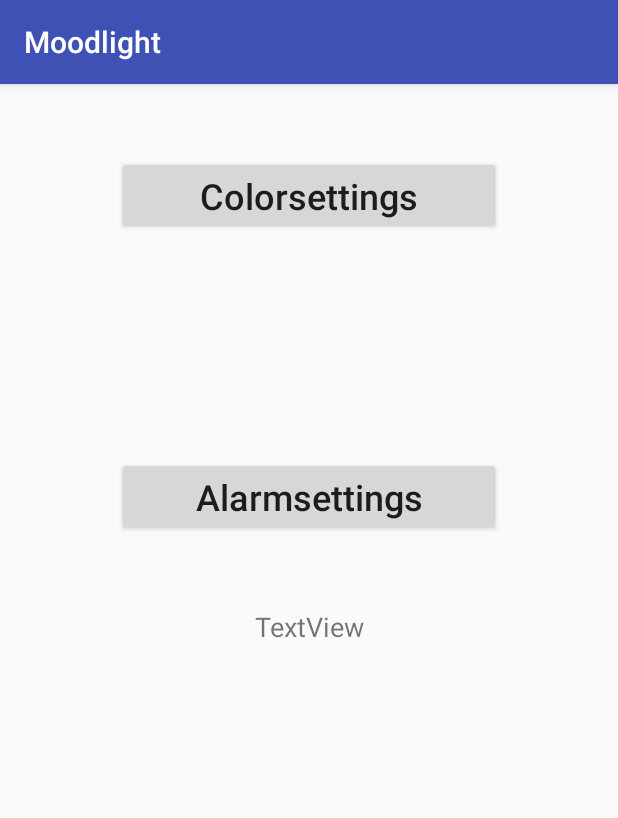
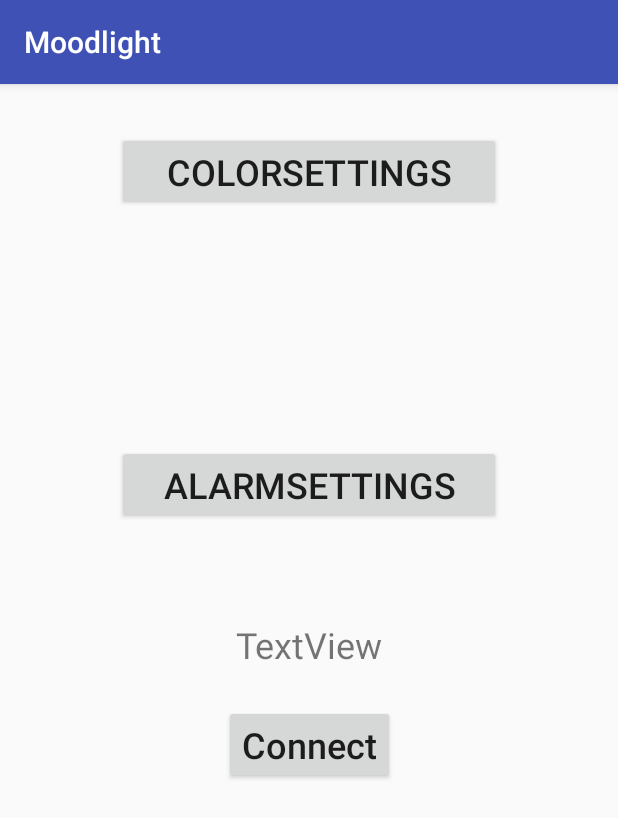
Before and after one commit to spectre3141/ETP2, an Android app: the screen it shows after launch (MainActivity), on a phone screen of 412 x 824 dp. Shown: the top 818 px of the screen. Run offline under Robolectric (Android 15) with nearby library versions, the phone set to English and light mode, and no system bars; libraries missing offline, so code that uses them is left out: app.akexorcist.bluetotohspp; 5 statements that could not run were skipped.

Commit message:
color and stuff

```diff
--- a/android_app/ETP_Moodlight/app/src/main/java/com/zhaw/schoejo2/etp_moodlight/AlarmActivity.java
+++ b/android_app/ETP_Moodlight/app/src/main/java/com/zhaw/schoejo2/etp_moodlight/AlarmActivity.java
@@ -8,7 +8,7 @@ import android.widget.EditText;
 import android.widget.TextView;
 import android.widget.Toast;
 
-public class AlarmActivity extends AppCompatActivity implements TimerListener {
+public class AlarmActivity extends AppCompatActivity implements AlarmRequestTimerListener {
 
     // constants
     final private int ALARM_UPDATE_TIME = 10000; // > 10s
--- a/android_app/ETP_Moodlight/app/src/main/java/com/zhaw/schoejo2/etp_moodlight/MainActivity.java
+++ b/android_app/ETP_Moodlight/app/src/main/java/com/zhaw/schoejo2/etp_moodlight/MainActivity.java
@@ -1,11 +1,13 @@
 package com.zhaw.schoejo2.etp_moodlight;
 
+import android.app.Activity;
 import android.bluetooth.BluetoothAdapter;
 import android.content.Intent;
 import android.support.v7.app.AppCompatActivity;
 import android.os.Bundle;
 import android.view.View;
 import android.widget.Button;
+import android.widget.TextView;
 import android.widget.Toast;
 
 import app.akexorcist.bluetotohspp.library.BluetoothSPP;
@@ -26,6 +28,8 @@ public class MainActivity extends AppCompatActivity {
     // GUI-Element Instances
     Button ledButton;
     Button alarmButton;
+    Button bluetoothButton;
+    TextView bluetoothText;
 
     @Override
     protected void onCreate(Bundle savedInstanceState) {
@@ -34,19 +38,12 @@ public class MainActivity extends AppCompatActivity {
 
         bt = new BluetoothSPP(this);
 
-        // bluetooth is not available
         if (!bt.isBluetoothAvailable())
         {
             Toast.makeText(getApplicationContext()
                     , "Bluetooth is not available"
                     , Toast.LENGTH_SHORT).show();
             finish();
-        }
-
-        if (bt.isBluetoothEnabled()){
-            bt.startService(BluetoothState.DEVICE_OTHER);
-        } else {
-            // TODO: connection failed
         }
 
         bt.setOnDataReceivedListener(new OnDataReceivedListener() {
@@ -59,22 +56,26 @@ public class MainActivity extends AppCompatActivity {
         bt.setBluetoothConnectionListener(new BluetoothConnectionListener() {
             @Override
             public void onDeviceConnected(String name, String address) {
-                // TODO
+                bluetoothText.setText(bt.getConnectedDeviceName());
             }
 
             @Override
             public void onDeviceDisconnected() {
-                // TODO
+                bluetoothText.setText("Device disconnected");
             }
 
             @Override
             public void onDeviceConnectionFailed() {
-                // TODO
+                bluetoothText.setText("Connection failed");
             }
         });
 
         // GUI initialization
         ledButton = (Button) findViewById(R.id.ledButton);
+        alarmButton = (Button) findViewById(R.id.alarmButton);
+        bluetoothButton = (Button) findViewById(R.id.bluetoothButton);
+        bluetoothText = (TextView) findViewById(R.id.bluetoothText);
+
         ledButton.setOnClickListener(new View.OnClickListener() {
             @Override
             public void onClick(View v) {
@@ -82,11 +83,22 @@ public class MainActivity extends AppCompatActivity {
             }
         });
 
-        alarmButton = (Button) findViewById(R.id.alarmButton);
         alarmButton.setOnClickListener(new View.OnClickListener() {
             @Override
             public void onClick(View v) {
                 startActivity(new Intent(MainActivity.this, alarmActivity.getClass()));
+            }
+        });
+
+        bluetoothButton.setOnClickListener(new View.OnClickListener() {
+            @Override
+            public void onClick(View view) {
+                bt.setDeviceTarget(BluetoothState.DEVICE_OTHER);                    //no Android device -> DEVICE_OTHER
+                if(bt.getServiceState() == BluetoothState.STATE_CONNECTED) {        //check if bluetooth is already connected to something
+                    bt.disconnect();
+                }
+                Intent intent = new Intent(getApplicationContext(), DeviceList.class);  //open DeviceList-Page from BT_Lib
+                startActivityForResult(intent, BluetoothState.REQUEST_CONNECT_DEVICE);
             }
         });
 
@@ -112,4 +124,21 @@ public class MainActivity extends AppCompatActivity {
         super.onDestroy();
         bt.stopService();
     }
+
+    public void onActivityResult(int requestCode, int resultCode, Intent data) {
+        if(requestCode == BluetoothState.REQUEST_CONNECT_DEVICE) {
+            if(resultCode == Activity.RESULT_OK) {
+                bt.connect(data);
+            }
+        } else if(requestCode == BluetoothState.REQUEST_ENABLE_BT) {
+            if(resultCode == Activity.RESULT_OK) {
+                bt.setupService();
+                bt.startService(BluetoothState.DEVICE_ANDROID);
+            }  else {
+                Toast.makeText(getApplicationContext(), "Bluetooth was not enabled.", Toast.LENGTH_SHORT).show();
+                finish();
+            }
+        }
+    }
+
 }
--- a/android_app/ETP_Moodlight/app/src/main/res/layout/activity_main.xml
+++ b/android_app/ETP_Moodlight/app/src/main/res/layout/activity_main.xml
@@ -12,9 +12,9 @@
         android:id="@+id/ledButton"
         android:layout_width="256dp"
         android:layout_height="wrap_content"
-        android:layout_marginTop="48dp"
+        android:layout_marginTop="32dp"
         android:text="@string/Button_Led"
-        android:textAllCaps="false"
+        android:textAllCaps="true"
         android:textSize="24sp"
         app:layout_constraintEnd_toEndOf="parent"
         app:layout_constraintStart_toStartOf="parent"
@@ -27,7 +27,7 @@
         android:layout_marginBottom="335dp"
         android:layout_marginTop="16dp"
         android:text="@string/Button_Alarm"
-        android:textAllCaps="false"
+        android:textAllCaps="true"
         android:textSize="24sp"
         app:layout_constraintBottom_toBottomOf="parent"
         app:layout_constraintEnd_toEndOf="parent"
@@ -35,16 +35,31 @@
         app:layout_constraintTop_toBottomOf="@+id/ledButton" />
 
     <TextView
-        android:id="@+id/textView"
+        android:id="@+id/bluetoothText"
+        android:layout_width="256dp"
+        android:layout_height="wrap_content"
+        android:layout_marginEnd="8dp"
+        android:layout_marginStart="8dp"
+        android:layout_marginTop="64dp"
+        android:text="TextView"
+        android:textAlignment="center"
+        android:textSize="24sp"
+        app:layout_constraintEnd_toEndOf="parent"
+        app:layout_constraintStart_toStartOf="parent"
+        app:layout_constraintTop_toBottomOf="@+id/alarmButton" />
+
+    <Button
+        android:id="@+id/bluetoothButton"
         android:layout_width="wrap_content"
         android:layout_height="wrap_content"
         android:layout_marginEnd="8dp"
         android:layout_marginStart="8dp"
-        android:layout_marginTop="48dp"
-        android:text="TextView"
-        android:textSize="18sp"
+        android:layout_marginTop="24dp"
+        android:text="@string/Button_Bluetooth"
+        android:textSize="24sp"
+        android:textAllCaps="false"
         app:layout_constraintEnd_toEndOf="parent"
         app:layout_constraintStart_toStartOf="parent"
-        app:layout_constraintTop_toBottomOf="@+id/alarmButton" />
+        app:layout_constraintTop_toBottomOf="@+id/bluetoothText" />
 
 </android.support.constraint.ConstraintLayout>
--- a/android_app/ETP_Moodlight/app/src/main/res/values/strings.xml
+++ b/android_app/ETP_Moodlight/app/src/main/res/values/strings.xml
@@ -2,7 +2,7 @@
     <string name="app_name">Moodlight</string>
     <string name="Button_Led">Colorsettings</string>
     <string name="Button_Alarm">Alarmsettings</string>
-    <string name="Button_Menu">Menu</string>
+    <string name="Button_Bluetooth">Connect</string>
     <string name="Text_Red">Red</string>
     <string name="Text_Green">Green</string>
     <string name="Text_Blue">Blue</string>
```
Also changed, not shown: android_app/ETP_Moodlight/app/src/main/java/com/zhaw/schoejo2/etp_moodlight/LedActivity.java (+46 -6 lines), android_app/ETP_Moodlight/app/src/main/res/layout/activity_led.xml (+189 -176 lines).
